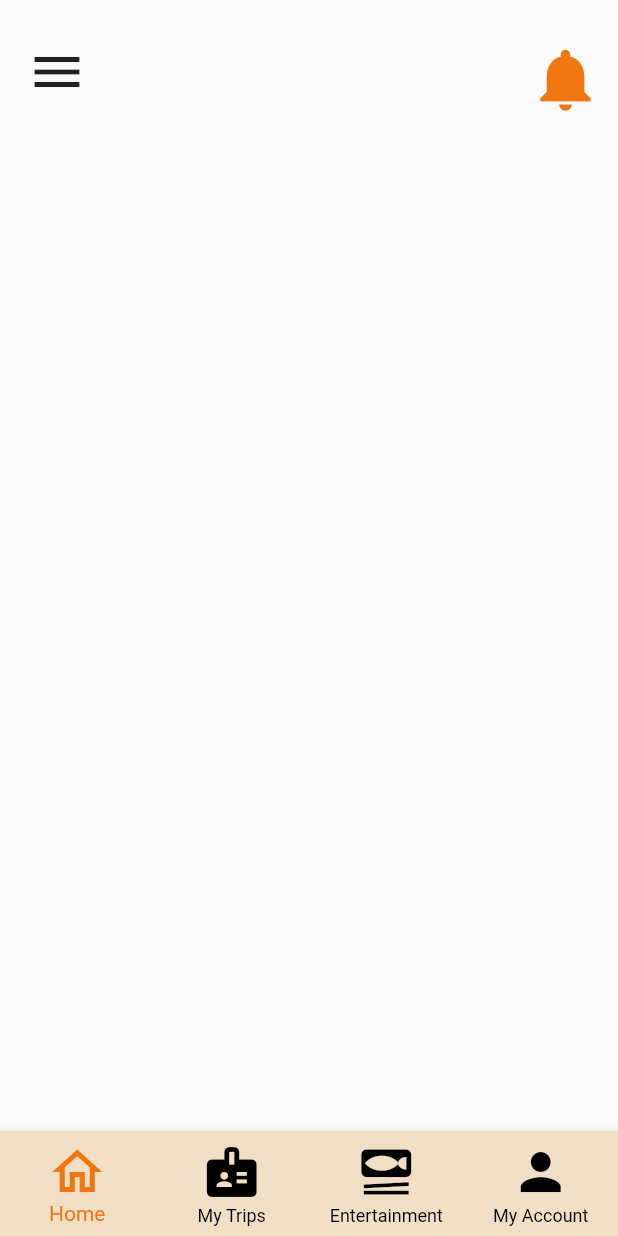
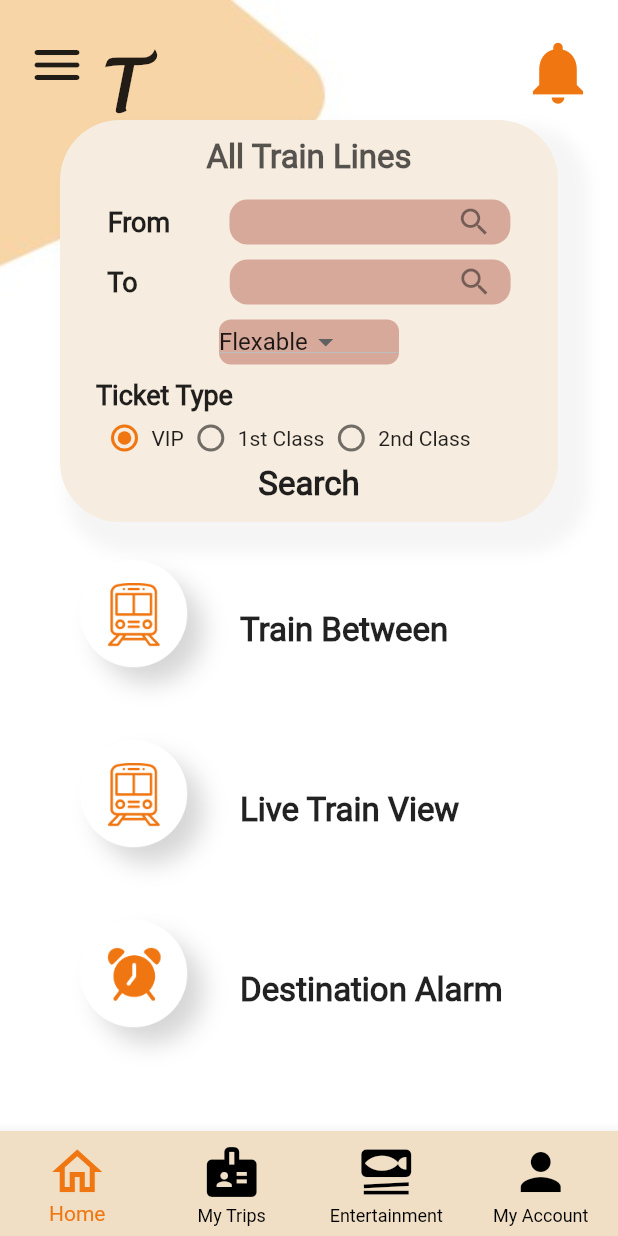
Before and after one commit to AbdallahBadawy/egypt_rails, a Flutter app: the screen it shows after launch, on a phone screen of 412 x 824 dp. Run offline on Flutter 3.47's test engine with Material 2 defaults, Android fonts, the phone set to English and light mode, and no system bars; our stand-ins replace share; missing offline and left inert: dart:ffi.

Commit message:
Home Screen

```diff
--- /dev/null
+++ b/lib/Background.dart
@@ -0,0 +1,12 @@
+import 'package:flutter/material.dart';
+
+Widget background(BuildContext context) {
+  return Container(
+    width: MediaQuery.of(context).size.width,
+    height: MediaQuery.of(context).size.height,
+    child: Image(
+      image: AssetImage('assets/images/background.jpg'),
+      fit: BoxFit.cover,
+    ),
+  );
+}
--- a/lib/Bottom_BarScreens/HomeScreen/Home_Screen.dart
+++ b/lib/Bottom_BarScreens/HomeScreen/Home_Screen.dart
@@ -1,5 +1,8 @@
+import 'package:egypt_rails/Background.dart';
 import 'package:egypt_rails/Drawer/Home_Drawer.dart';
+import 'package:egypt_rails/NotificationsButton.dart';
 import 'package:flutter/material.dart';
+import 'home_Widgets.dart';
 
 class HomeScreen extends StatefulWidget {
   @override
@@ -12,32 +15,46 @@ class _HomeScreenState extends State<HomeScreen> {
   Widget build(BuildContext context) {
     return Scaffold(
       key: _globalKey,
-      body: Container(
-        child: Stack(
+      backgroundColor: Colors.white,
+      body: ListView(
         children: [
-            Positioned(
-                top: 20,
-                left: 10,
-                child: IconButton(
-                    icon: Icon(
-                      Icons.menu,
-                      size: 40,
-                    ),
+          Stack(
+            children: [
+              background(context),
+              drawerMenu(
+                  context: context,
                   onPressed: () {
                     _globalKey.currentState.openDrawer();
-                    })),
+                  }),
+              notificationsButton(context),
               Positioned(
-                top: 20,
-                right: 20,
-                child: IconButton(
-                    icon: Icon(
-                      Icons.notifications,
-                      size: 50,
-                      color: Theme.of(context).primaryColor,
-                    ),
-                    onPressed: () {})),
+                top: 25,
+                left: 65,
+                child: Row(
+                  children: [
+                    Text('T',
+                        style: TextStyle(
+                            fontSize: 48,
+                            fontWeight: FontWeight.bold,
+                            fontFamily: 'Lucida'))
                   ],
                 ),
+              ),
+              trainLines(
+                  context: context,
+                  onChanged: (value) {
+                    setState(() {
+                      group = value;
+                    });
+                  },
+                  dropButtonOnChanged: (value) {
+                    setState(() {
+                      newValue = value;
+                    });
+                  }),
+            ],
+          ),
+        ],
       ),
       drawer: homeDrawer(context),
     );
--- /dev/null
+++ b/lib/Bottom_BarScreens/HomeScreen/home_Widgets.dart
@@ -0,0 +1,196 @@
+import 'package:flutter/material.dart';
+import '../../Colors.dart';
+
+Widget drawerMenu({BuildContext context, Function onPressed}) {
+  return Positioned(
+      top: 15,
+      left: 10,
+      child: IconButton(
+          icon: Icon(
+            Icons.menu_rounded,
+            size: 40,
+          ),
+          onPressed: onPressed));
+}
+
+Widget textFormField(BuildContext context, String text) {
+  return Row(
+    mainAxisAlignment: MainAxisAlignment.spaceAround,
+    children: [
+      Text(
+        text,
+        style: TextStyle(fontSize: 18, fontWeight: FontWeight.w600),
+      ),
+      Container(
+        width: MediaQuery.of(context).size.width / 2.2,
+        height: 30,
+        child: TextFormField(
+          keyboardType: TextInputType.name,
+          decoration: InputDecoration(
+              hintText: '',
+              contentPadding: EdgeInsets.only(top: 5, bottom: 5, left: 10),
+              filled: true,
+              fillColor: Color(getColorHexFromStr('#F8D5A799')),
+              suffixIcon: Icon(Icons.search),
+              border: OutlineInputBorder(
+                  borderRadius: BorderRadius.circular(12),
+                  borderSide: BorderSide.none)),
+        ),
+      )
+    ],
+  );
+}
+
+int group = 1;
+Widget ticketType(
+    {BuildContext context, int val, Function onChanged, String text}) {
+  return Row(
+    mainAxisAlignment: MainAxisAlignment.start,
+    children: [
+      Container(
+        width: 30,
+        height: 15,
+        margin: EdgeInsets.symmetric(horizontal: 3),
+        child: Radio(
+          value: val,
+          groupValue: group,
+          onChanged: onChanged,
+          activeColor: Theme.of(context).primaryColor,
+        ),
+      ),
+      Text(text)
+    ],
+  );
+}
+
+String newValue;
+Widget trainLines(
+    {BuildContext context, Function onChanged, Function dropButtonOnChanged}) {
+  return Column(
+    children: [
+      SizedBox(height: 80),
+      Container(
+        width: MediaQuery.of(context).size.width - 80,
+        padding: EdgeInsets.all(12),
+        decoration: BoxDecoration(
+            color: Color(getColorHexFromStr('#F6ECDF')),
+            borderRadius: BorderRadius.circular(40),
+            boxShadow: [
+              BoxShadow(
+                color: Colors.grey.withOpacity(0.1),
+                spreadRadius: 8,
+                blurRadius: 8,
+                offset: Offset(12, 12),
+              )
+            ]),
+        child: Column(
+          children: [
+            Text(
+              'All Train Lines',
+              style: TextStyle(
+                  color: Colors.black.withOpacity(0.65),
+                  fontSize: 22,
+                  fontWeight: FontWeight.w700),
+            ),
+            SizedBox(height: 15),
+            textFormField(context, 'From'),
+            SizedBox(height: 10),
+            textFormField(context, 'To     '),
+            SizedBox(height: 10),
+            Container(
+              width: 120,
+              height: 30,
+              decoration: BoxDecoration(
+                  color: Color(getColorHexFromStr('#F8D5A799')),
+                  borderRadius: BorderRadius.circular(8)),
+              child: DropdownButton(
+                value: newValue,
+                onChanged: dropButtonOnChanged,
+                items: [
+                  DropdownMenuItem(child: Text('Flexable')),
+                  DropdownMenuItem(child: Text('Fixed'))
+                ],
+              ),
+            ),
+            SizedBox(height: 10),
+            Row(
+              children: [
+                SizedBox(width: 12),
+                Text(
+                  'Ticket Type',
+                  style: TextStyle(fontSize: 18, fontWeight: FontWeight.w600),
+                ),
+              ],
+            ),
+            Container(
+              width: MediaQuery.of(context).size.width - 110,
+              padding: EdgeInsets.all(10),
+              child: Row(
+                mainAxisAlignment: MainAxisAlignment.start,
+                children: [
+                  ticketType(
+                      context: context,
+                      onChanged: onChanged,
+                      val: 1,
+                      text: 'VIP'),
+                  ticketType(
+                      context: context,
+                      onChanged: onChanged,
+                      val: 2,
+                      text: '1st Class'),
+                  ticketType(
+                      context: context,
+                      onChanged: onChanged,
+                      val: 3,
+                      text: '2nd Class'),
+                ],
+              ),
+            ),
+            InkWell(
+              onTap: null,
+              child: Text(
+                'Search',
+                style: TextStyle(fontSize: 22, fontWeight: FontWeight.w700),
+              ),
+            ),
+          ],
+        ),
+      ),
+      SizedBox(height: 12),
+      preferences(
+          image: 'assets/images/Live Train View.png',
+          title: 'Train Between',
+          onTap: null),
+      preferences(
+          image: 'assets/images/Live Train View.png',
+          title: 'Live Train View',
+          onTap: null),
+      preferences(
+          image: 'assets/images/Destination Alarm.png',
+          title: 'Destination Alarm',
+          onTap: null),
+    ],
+  );
+}
+
+Widget preferences({String image, String title, Function onTap}) {
+  return InkWell(
+    onTap: onTap,
+    child: Padding(
+      padding: const EdgeInsets.symmetric(horizontal: 40),
+      child: Row(
+        children: [
+          Image(
+            width: 120,
+            height: 120,
+            image: AssetImage(image),
+          ),
+          Text(
+            title,
+            style: TextStyle(fontSize: 22, fontWeight: FontWeight.w700),
+          )
+        ],
+      ),
+    ),
+  );
+}
--- /dev/null
+++ b/lib/NotificationsButton.dart
@@ -0,0 +1,14 @@
+import 'package:flutter/material.dart';
+
+Widget notificationsButton(BuildContext context) {
+  return Positioned(
+      top: 15,
+      right: 25,
+      child: IconButton(
+          icon: Icon(
+            Icons.notifications,
+            size: 50,
+            color: Theme.of(context).primaryColor,
+          ),
+          onPressed: () {}));
+}
```
Also changed, not shown: pubspec.yaml (+17 -7 lines), assets/fonts/Lucida Handwriting Italic.ttf (added), assets/images/Destination Alarm.png (added), assets/images/Live Train View.png (added). Lines whose indentation alone changed are shown as unchanged.
